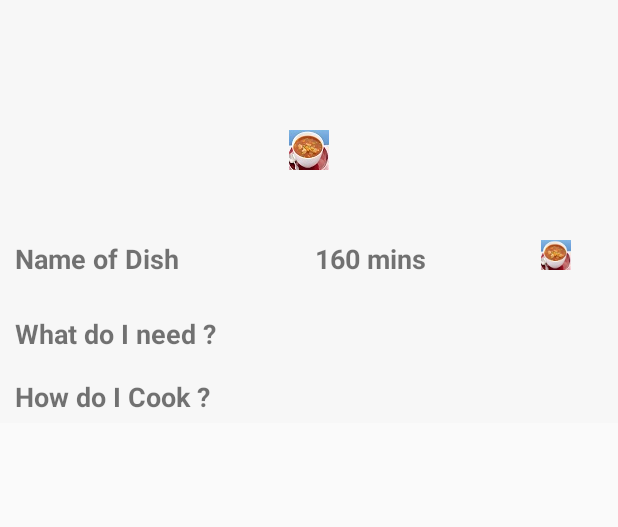
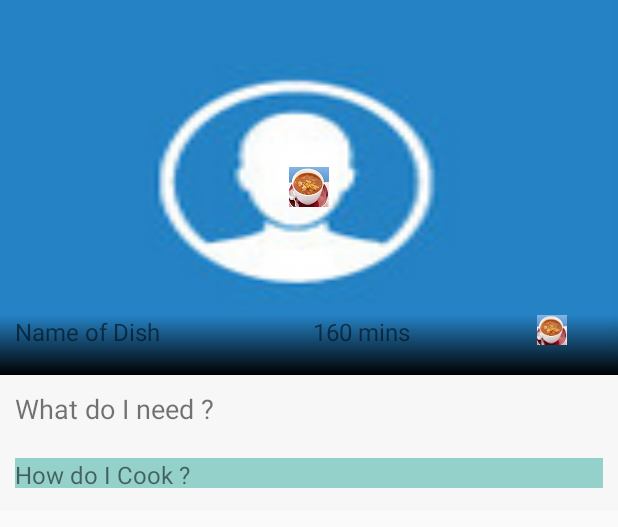
Before and after one commit to krishnamatrix/indiancook, an Android app: the layout activity_item.xml on its own in the app's theme, with its tools: preview values and no code run, on a phone screen of 412 x 824 dp. Shown: the top 527 px of the screen. Run offline under Robolectric (Android 15) with nearby library versions, the phone set to English and light mode, and no system bars.

Commit message:
List views updated info

```diff
--- a/app/src/main/java/com/krish/indiancook/activity/DisplayListActivity.java
+++ b/app/src/main/java/com/krish/indiancook/activity/DisplayListActivity.java
@@ -83,7 +83,7 @@ public class DisplayListActivity extends AppCompatActivity {
     @Override
     public boolean onCreateOptionsMenu(Menu menu) {
         MenuInflater inflater = getMenuInflater();
-        inflater.inflate(R.menu.menu, menu);
+        inflater.inflate(R.menu.searchmenu, menu);
         return true;
     }
     @Override
--- a/app/src/main/java/com/krish/indiancook/utils/HelperUtil.java
+++ b/app/src/main/java/com/krish/indiancook/utils/HelperUtil.java
@@ -3,6 +3,7 @@ package com.krish.indiancook.utils;
 import android.app.Activity;
 import android.content.Context;
 import android.support.v7.widget.Toolbar;
+import android.util.Log;
 import android.widget.Toast;
 
 import com.krish.indiancook.R;
@@ -18,6 +19,7 @@ import java.util.List;
 public class HelperUtil {
 
     public static List<String> getResourceList(Context context, String ingredientId){
+        Log.d("IndianCook", "Trying to fetch the resource:" + ingredientId);
         //ResourceHelper.getMultiTypedArray(context, "INGREDIENT" + ingredientId);
         int ingredientIdentifier = context.getResources().getIdentifier(ingredientId, "array", context.getPackageName());
         String[] ingredientList = context.getResources().getStringArray(ingredientIdentifier);
--- /dev/null
+++ b/app/src/main/java/com/krish/indiancook/utils/NonScrollListView.java
@@ -0,0 +1,30 @@
+package com.krish.indiancook.utils;
+
+import android.content.Context;
+import android.util.AttributeSet;
+import android.view.ViewGroup;
+import android.widget.ListView;
+
+/**
+ * Created by Krishna on 12/29/2015.
+ */
+public class NonScrollListView extends ListView {
+
+    public NonScrollListView(Context context) {
+        super(context);
+    }
+    public NonScrollListView(Context context, AttributeSet attrs) {
+        super(context, attrs);
+    }
+    public NonScrollListView(Context context, AttributeSet attrs, int defStyle) {
+        super(context, attrs, defStyle);
+    }
+    @Override
+    public void onMeasure(int widthMeasureSpec, int heightMeasureSpec) {
+        int heightMeasureSpec_custom = MeasureSpec.makeMeasureSpec(
+                Integer.MAX_VALUE >> 2, MeasureSpec.AT_MOST);
+        super.onMeasure(widthMeasureSpec, heightMeasureSpec_custom);
+        ViewGroup.LayoutParams params = getLayoutParams();
+        params.height = getMeasuredHeight();
+    }
+}
--- /dev/null
+++ b/app/src/main/res/drawable/gradient.xml
@@ -0,0 +1,10 @@
+<?xml version="1.0" encoding="utf-8"?>
+<shape xmlns:android="http://schemas.android.com/apk/res/android" android:shape="rectangle" >
+    <gradient
+        android:startColor="#FF000000"
+        android:endColor="#00000000"
+        android:angle="90"/>
+    <corners
+        android:radius="0dp"/>
+
+</shape>
--- a/app/src/main/res/layout/activity_cook.xml
+++ b/app/src/main/res/layout/activity_cook.xml
@@ -64,8 +64,7 @@
                     android:layout_gravity="center"
                     android:gravity="left"
                     android:layout_weight="2"
-                    android:textSize="18sp"
-                    android:textStyle="bold" />
+                    android:textSize="16sp" />
                 <Button
                     android:id="@+id/morepopulardishes"
                     android:layout_weight="1"
@@ -111,8 +110,7 @@
                     android:layout_gravity="center"
                     android:gravity="left"
                     android:layout_weight="2"
-                    android:textSize="18sp"
-                    android:textStyle="bold" />
+                    android:textSize="16sp" />
                 <Button
                     android:id="@+id/morepopulardesserts"
                     android:layout_weight="1"
--- a/app/src/main/res/layout/activity_item.xml
+++ b/app/src/main/res/layout/activity_item.xml
@@ -22,12 +22,12 @@
                     android:layout_height="match_parent">
                     <FrameLayout
                         android:layout_width="match_parent"
-                        android:layout_height="200dp"
+                        android:layout_height="250dp"
                         android:orientation="horizontal">
                         <ImageView
                             android:layout_width="fill_parent"
-                            android:layout_height="wrap_content"
-                            android:background="@color/listitembody"
+                            android:layout_height="match_parent"
+                            android:background="@drawable/icon"
                             android:scaleType="fitXY"
                             />
                         <ImageView
@@ -40,9 +40,8 @@
                     <LinearLayout
                         android:layout_width="match_parent"
                         android:layout_height="40dp"
-                        android:background="@color/listitembody"
+                        android:background="@drawable/gradient"
                         android:layout_gravity="bottom"
-                        android:backgroundTint="@null"
                         android:orientation="horizontal">
                         <TextView
                             android:layout_width="wrap_content"
@@ -52,8 +51,7 @@
                             android:text="Name of Dish"
                             android:layout_gravity="left"
                             android:layout_weight="2"
-                            android:textSize="18sp"
-                            android:textStyle="bold" />
+                            android:textSize="16sp" />
                         <TextView
                             android:layout_width="wrap_content"
                             android:layout_height="wrap_content"
@@ -62,8 +60,7 @@
                             android:text="160 mins"
                             android:layout_gravity="left"
                             android:layout_weight="1"
-                            android:textSize="18sp"
-                            android:textStyle="bold" />
+                            android:textSize="16sp" />
                         <ImageView
                             android:layout_width="wrap_content"
                             android:layout_height="wrap_content"
@@ -91,17 +88,16 @@
                             android:layout_gravity="center"
                             android:gravity="left"
                             android:layout_weight="2"
-                            android:textSize="18sp"
-                            android:textStyle="bold" />
+                            android:textSize="18sp" />
                     </LinearLayout>
-                    <com.krish.indiancook.utils.NestedListView
+                    <com.krish.indiancook.utils.NonScrollListView
                         android:id="@+id/ingredientList"
-                        android:layout_width="0dip"
-                        android:layout_height="wrap_content"
-                        android:layout_marginBottom="2dp"
+                        android:layout_width="match_parent"
+                        android:layout_height="match_parent"
+                        android:layout_marginBottom="5dp"
                         android:layout_weight="1"
                         android:cacheColorHint="#00000000" >
-                    </com.krish.indiancook.utils.NestedListView>
+                    </com.krish.indiancook.utils.NonScrollListView >
                 </LinearLayout>
                 <LinearLayout
                     android:layout_width="match_parent"
@@ -120,17 +116,16 @@
                             android:layout_gravity="center"
                             android:gravity="left"
                             android:layout_weight="2"
-                            android:textSize="18sp"
-                            android:textStyle="bold" />
-                        <com.krish.indiancook.utils.NestedListView
-                            android:id="@+id/directionList"
-                            android:layout_width="0dip"
-                            android:layout_height="wrap_content"
-                            android:layout_marginBottom="2dp"
-                            android:layout_weight="1"
-                            android:cacheColorHint="#00000000" >
-                        </com.krish.indiancook.utils.NestedListView>
+                            android:background="@color/highlighted_text_material_light"
+                            android:textSize="16sp" />
                     </LinearLayout>
+                    <com.krish.indiancook.utils.NonScrollListView
+                        android:id="@+id/directionList"
+                        android:layout_width="match_parent"
+                        android:layout_height="match_parent"
+                        android:layout_marginBottom="5dp"
+                        android:layout_weight="1">
+                    </com.krish.indiancook.utils.NonScrollListView>
                 </LinearLayout>
             </LinearLayout>
             <include
--- a/app/src/main/res/layout/ingredient.xml
+++ b/app/src/main/res/layout/ingredient.xml
@@ -2,7 +2,6 @@
 <LinearLayout xmlns:android="http://schemas.android.com/apk/res/android"
     android:layout_width="match_parent"
     android:layout_height="wrap_content"
-    android:weightSum="4"
     android:padding="5dp"
     android:orientation="horizontal">
     <TextView
@@ -12,9 +11,8 @@
         android:id="@+id/ingredientDetail"
         android:text="160 mins asdfas asdfasdf asdf  asdf saf sadf asdf asd fas df asdf  d fsdf asd fas df s"
         android:layout_gravity="center_vertical|left"
-        android:layout_weight="2"
-        android:textSize="18sp"
-        android:textStyle="bold" />
+        android:textColor="#FF0000"
+        android:textSize="14sp" />
     <ImageView
         android:layout_width="80dp"
         android:id="@+id/ingredientImage"
--- a/app/src/main/res/layout/toolbarwithsearchtransparent.xml
+++ b/app/src/main/res/layout/toolbarwithsearchtransparent.xml
@@ -1,12 +1,15 @@
 <?xml version="1.0" encoding="utf-8"?>
 <RelativeLayout xmlns:android="http://schemas.android.com/apk/res/android"
+    xmlns:app="http://schemas.android.com/apk/res-auto"
     android:layout_width="wrap_content"
     android:layout_height="wrap_content" >
 
-    <android.support.v7.widget.Toolbar xmlns:android="http://schemas.android.com/apk/res/android"
+    <android.support.v7.widget.Toolbar
+        xmlns:android="http://schemas.android.com/apk/res/android"
+        android:id="@+id/toolbar"
+        app:theme="@style/ThemeOverlay.AppCompat.ActionBar"
         android:layout_width="match_parent"
-        android:layout_height="wrap_content"
-        android:id="@+id/toolbar"
-        android:background="@null">
+        android:layout_height="?attr/actionBarSize"
+        android:background="@android:color/transparent">
     </android.support.v7.widget.Toolbar>
 </RelativeLayout>
--- a/app/src/main/res/menu/menu.xml
+++ b/app/src/main/res/menu/searchmenu.xml
@@ -6,7 +6,7 @@
     <item
         android:id="@+id/action_search"
         android:orderInCategory="100"
-        android:icon="@drawable/ic_drawer"
+        android:icon="@drawable/ic_action_search"
         app:showAsAction="always"
         android:title="Search"/>
 </menu>
```
Also changed, not shown: app/src/main/java/com/krish/indiancook/SearchBox.java (deleted, +0 -7 lines), app/src/main/java/com/krish/indiancook/activity/CookActivity.java (+6 -3 lines), app/src/main/java/com/krish/indiancook/activity/DisplayItemActivity.java (+18 -7 lines), app/src/main/java/com/krish/indiancook/adapter/DirectionsAdapter.java (+8 -8 lines), app/src/main/java/com/krish/indiancook/adapter/IngredientAdapter.java (+38 -9 lines), app/src/main/res/layout/directions.xml (+3 -6 lines), app/src/main/res/layout/dishesitem.xml (+4 -5 lines), app/src/main/res/layout/foodcategoriesitem.xml (+8 -6 lines), app/src/main/res/values/ingredientdata.xml (+40 -0 lines), gradle.properties (+0 -14 lines), 2 other files.
